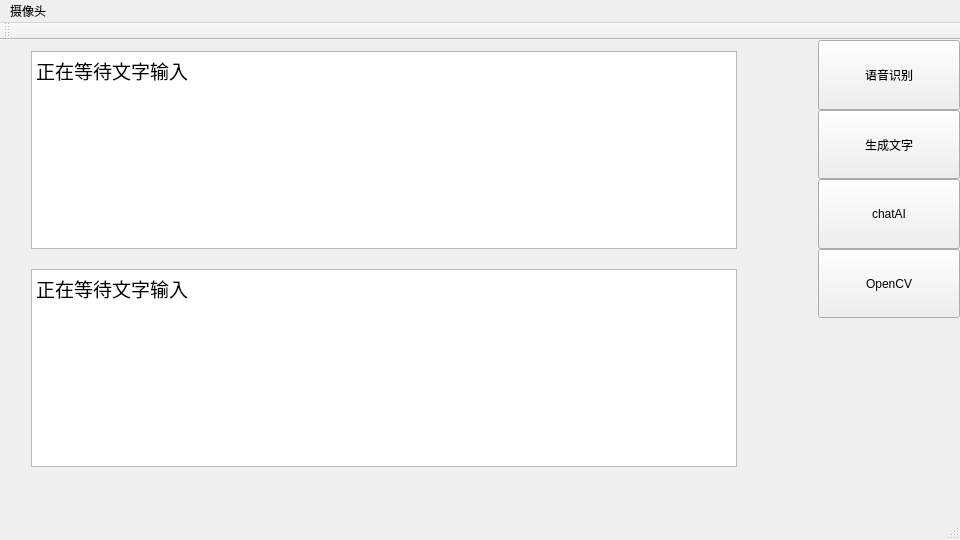
First picture: the form in chatAI/chatAI.ui, repository AkingDsq/chatAI, before the edit.
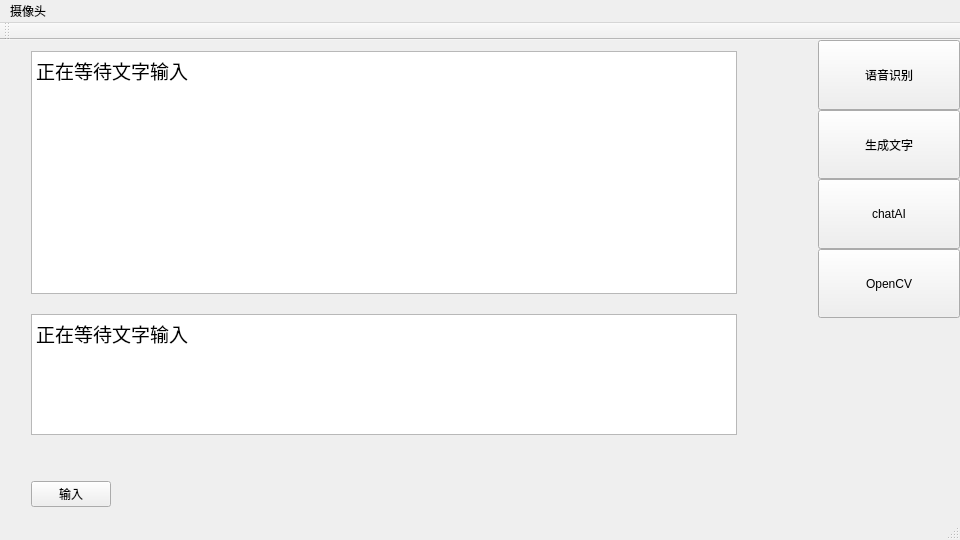
Second picture: the form after the edit. The open tabs and pages were chosen to show the change.

Diff of the .ui file:
```diff
--- a/chatAI/chatAI.ui
+++ b/chatAI/chatAI.ui
@@ -164,7 +164,7 @@
        </property>
        <layout class="QGridLayout" name="gridLayout_2">
         <item row="0" column="0">
-         <layout class="QVBoxLayout" name="verticalLayout_3">
+         <layout class="QVBoxLayout" name="verticalLayout_3" stretch="4,2">
           <property name="spacing">
            <number>20</number>
           </property>
@@ -185,6 +185,9 @@
           </property>
           <item>
            <widget class="QTextEdit" name="text1_3">
+            <property name="enabled">
+             <bool>true</bool>
+            </property>
             <property name="html">
              <string>&lt;!DOCTYPE HTML PUBLIC &quot;-//W3C//DTD HTML 4.0//EN&quot; &quot;http://www.w3.org/TR/REC-html40/strict.dtd&quot;&gt;
 &lt;html&gt;&lt;head&gt;&lt;meta name=&quot;qrichtext&quot; content=&quot;1&quot; /&gt;&lt;meta charset=&quot;utf-8&quot; /&gt;&lt;style type=&quot;text/css&quot;&gt;
@@ -199,6 +202,9 @@
           </item>
           <item>
            <widget class="QTextEdit" name="text1_4">
+            <property name="enabled">
+             <bool>true</bool>
+            </property>
             <property name="html">
              <string>&lt;!DOCTYPE HTML PUBLIC &quot;-//W3C//DTD HTML 4.0//EN&quot; &quot;http://www.w3.org/TR/REC-html40/strict.dtd&quot;&gt;
 &lt;html&gt;&lt;head&gt;&lt;meta name=&quot;qrichtext&quot; content=&quot;1&quot; /&gt;&lt;meta charset=&quot;utf-8&quot; /&gt;&lt;style type=&quot;text/css&quot;&gt;
@@ -213,6 +219,19 @@
           </item>
          </layout>
         </item>
+        <item row="1" column="0">
+         <widget class="QPushButton" name="yes">
+          <property name="sizePolicy">
+           <sizepolicy hsizetype="Fixed" vsizetype="Fixed">
+            <horstretch>0</horstretch>
+            <verstretch>0</verstretch>
+           </sizepolicy>
+          </property>
+          <property name="text">
+           <string>输入</string>
+          </property>
+         </widget>
+        </item>
        </layout>
       </widget>
       <widget class="QWidget" name="page_3">
```
Left out of the diff: 2 changed lines with no effect on the pictures.
